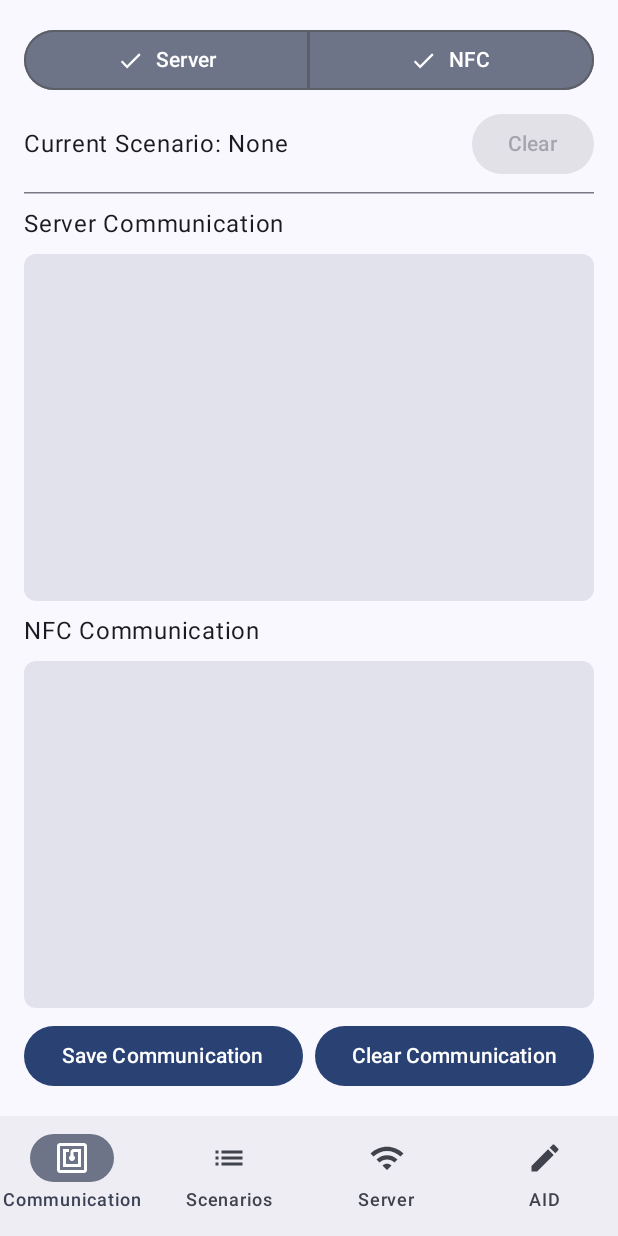
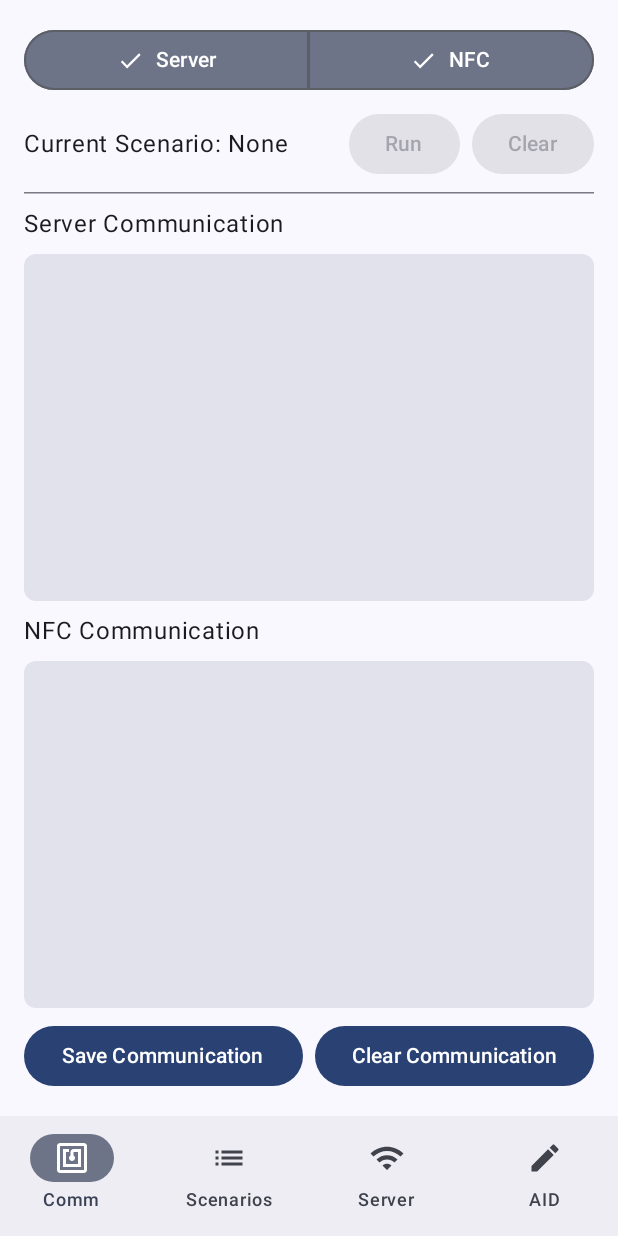
Before and after one commit to Lankow/nfc-emulator, an Android app built with Jetpack Compose: the screen it shows after launch (MainActivity), on a phone screen of 412 x 824 dp. Run offline under Robolectric (Android 15) with nearby library versions, the phone set to English and light mode, and no system bars; pictures from the network do not load; 2 statements that could not run were skipped.

Commit message:
Rename Comm tab and add scenario run control

```diff
--- a/app/src/main/java/com/lnkv/nfcemulator/MainActivity.kt
+++ b/app/src/main/java/com/lnkv/nfcemulator/MainActivity.kt
@@ -498,7 +498,7 @@ fun StepEditor(
  * Navigation targets displayed in the bottom bar.
  */
 enum class Screen(val label: String) {
-    Communication("Communication"),
+    Communication("Comm"),
     Scenario("Scenarios"),
     Server("Server"),
     Aid("AID")
@@ -687,6 +687,7 @@ fun MainScreen() {
                   CommunicationScreen(
                       logEntries,
                       currentScenario,
+                      onRunScenario = { name -> ScenarioManager.setCurrent(context, name) },
                       onClearScenario = { ScenarioManager.setCurrent(context, null) },
                       modifier = Modifier.padding(padding)
                   )
@@ -712,6 +713,7 @@ fun MainScreen() {
 fun CommunicationScreen(
     entries: List<CommunicationLog.Entry>,
     currentScenario: String?,
+    onRunScenario: (String) -> Unit,
     onClearScenario: () -> Unit,
     modifier: Modifier = Modifier
 ) {
@@ -748,12 +750,21 @@ fun CommunicationScreen(
                 "Current Scenario: ${currentScenario ?: "None"}",
                 modifier = Modifier.weight(1f)
             )
+            Row(horizontalArrangement = Arrangement.spacedBy(8.dp), verticalAlignment = Alignment.CenterVertically) {
+                Button(
+                    onClick = { currentScenario?.let(onRunScenario) },
+                    enabled = currentScenario != null,
+                    modifier = Modifier.testTag("ScenarioRunButton")
+                ) {
+                    Text("Run")
+                }
                 Button(
                     onClick = onClearScenario,
                     enabled = currentScenario != null,
                     modifier = Modifier.testTag("ScenarioClearButton")
                 ) {
                     Text("Clear")
+                }
             }
         }
         Spacer(modifier = Modifier.height(8.dp))
```
Also changed, not shown: 2 other files. Lines whose indentation alone changed are shown as unchanged.
